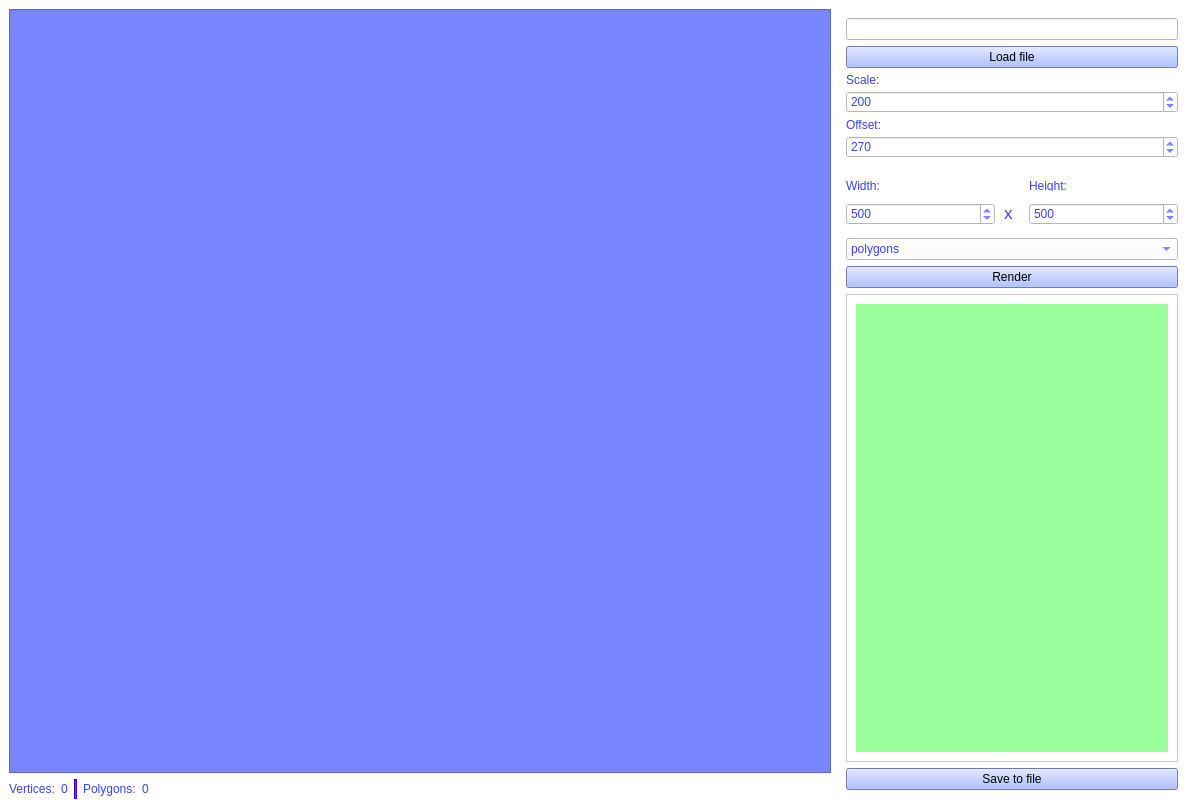
Above: gui/mainwindow.ui from aomiki/computer-graphics before the change. Below: the same form after it.
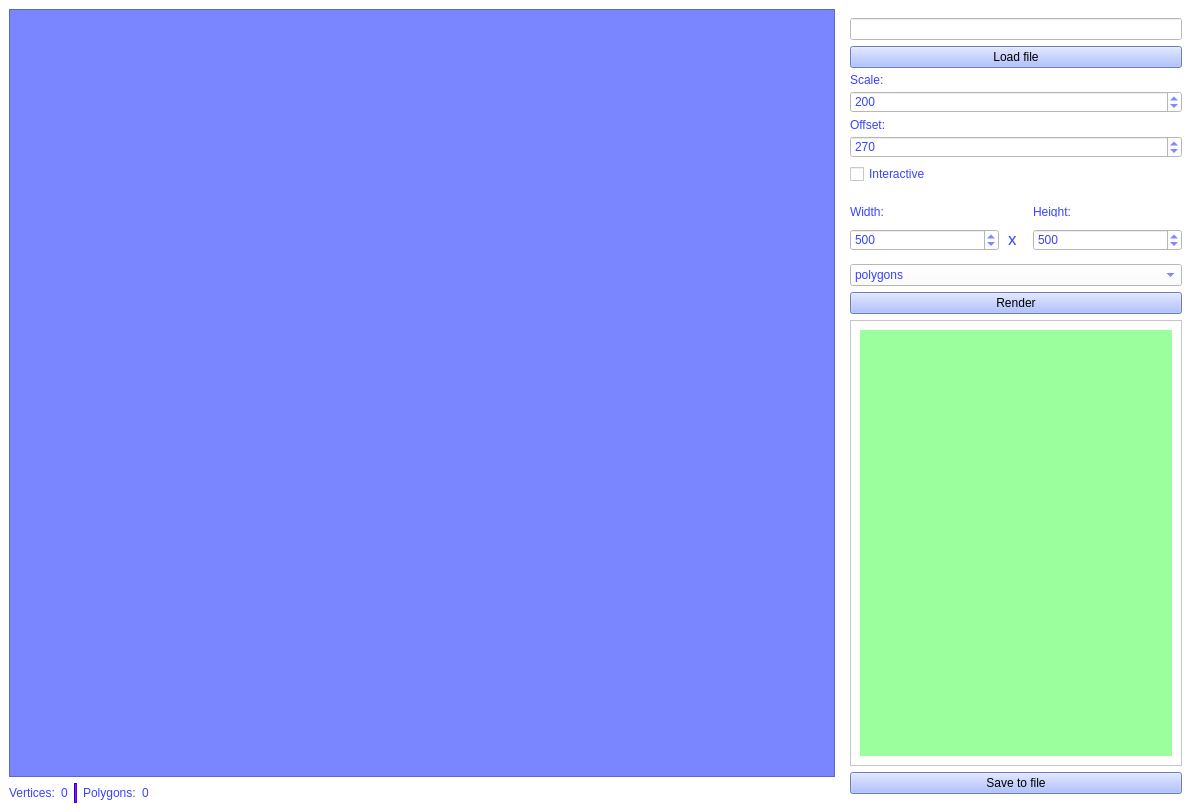
That is the form after the change.

Commit message: gui interactive mode

```diff
--- a/gui/mainwindow.ui
+++ b/gui/mainwindow.ui
@@ -6,8 +6,8 @@
    <rect>
     <x>0</x>
     <y>0</y>
-    <width>1196</width>
-    <height>808</height>
+    <width>1200</width>
+    <height>812</height>
    </rect>
   </property>
   <property name="windowTitle">
@@ -199,6 +199,16 @@
          </property>
         </widget>
        </item>
+       <item>
+        <widget class="QCheckBox" name="checkBox_interactiveRender">
+         <property name="styleSheet">
+          <string notr="true">color: rgb(56, 66, 255);</string>
+         </property>
+         <property name="text">
+          <string>Interactive</string>
+         </property>
+        </widget>
+       </item>
        <item>
         <layout class="QHBoxLayout" name="horizontalLayout_2">
          <property name="topMargin">
@@ -390,7 +400,7 @@
             <x>0</x>
             <y>0</y>
             <width>338</width>
-            <height>371</height>
+            <height>346</height>
            </rect>
           </property>
           <layout class="QVBoxLayout" name="verticalLayout_2">
```
Left out of the diff: 2 changed lines with no effect on the pictures. The commit also changes 2 other files.
